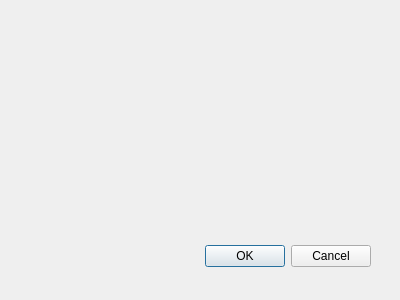
Qt form fuzzyagregates_dialog_base.ui (SigEtTerritoires/FuzzyAttributes) before a commit.
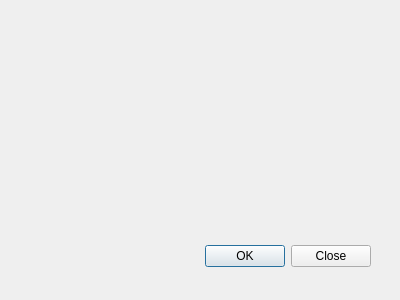
The same form after that commit.

Diff of the .ui file:
```diff
--- a/fuzzyagregates_dialog_base.ui
+++ b/fuzzyagregates_dialog_base.ui
@@ -26,7 +26,7 @@
     <enum>Qt::Horizontal</enum>
    </property>
    <property name="standardButtons">
-    <set>QDialogButtonBox::Cancel|QDialogButtonBox::Ok</set>
+    <set>QDialogButtonBox::Close|QDialogButtonBox::Ok</set>
    </property>
   </widget>
  </widget>
```
